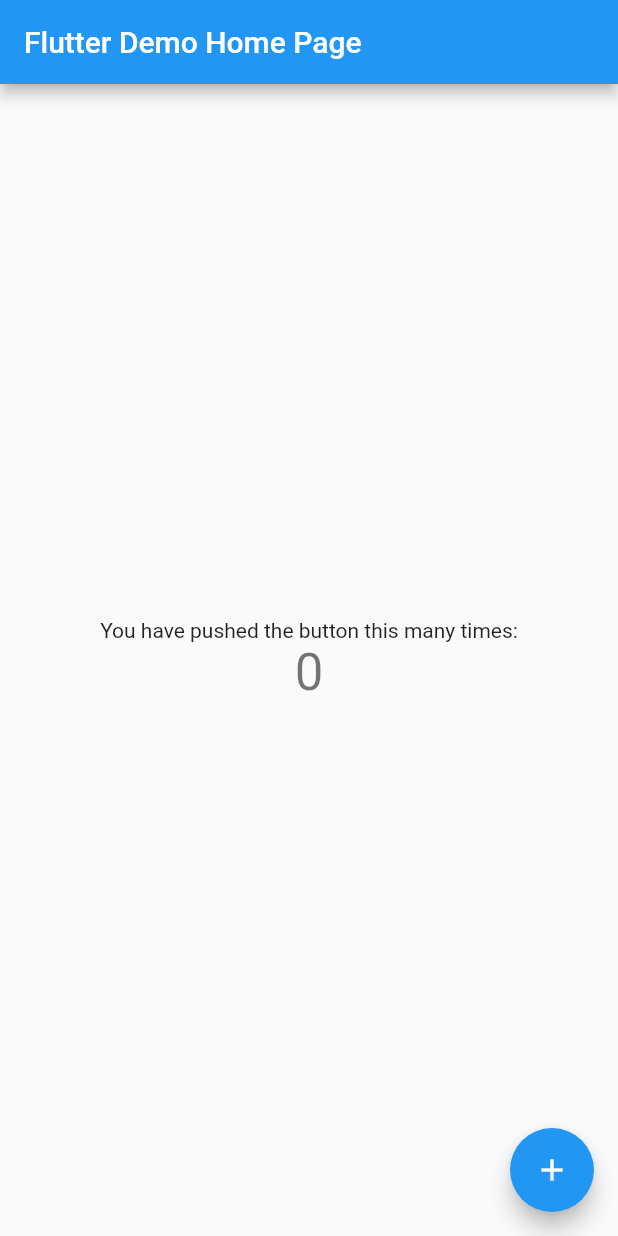
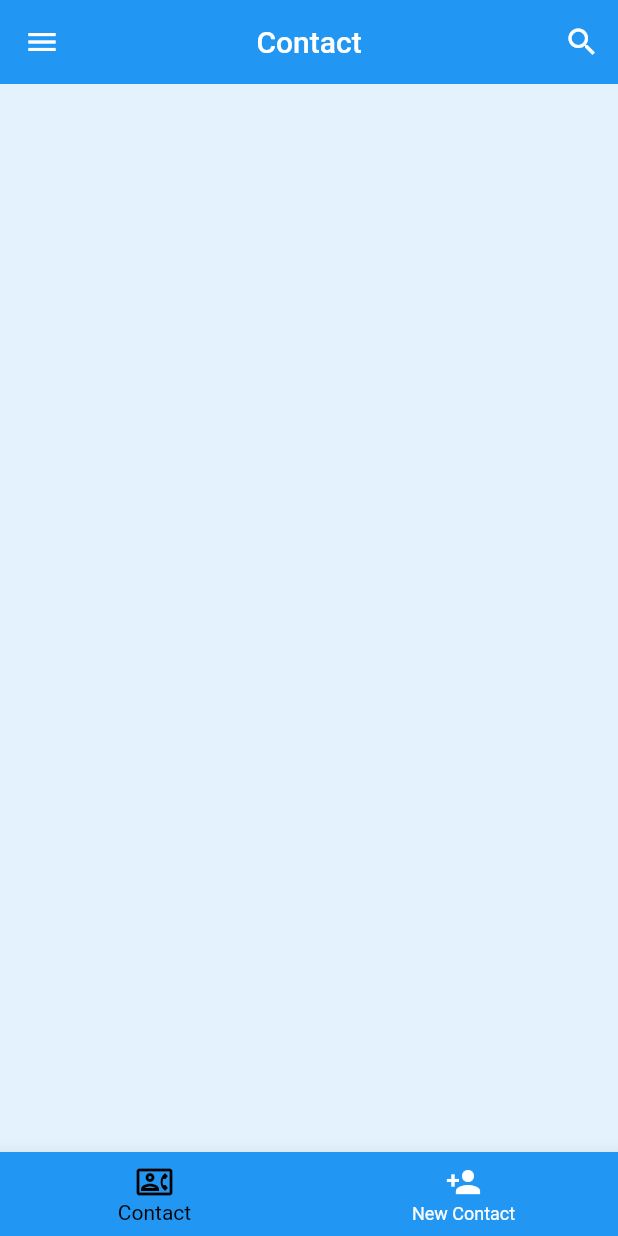
Before and after one commit to achmadfaizalawi/flutter_week4_form, a Flutter app: the screen it shows after launch, on a phone screen of 412 x 824 dp. Run offline on Flutter 3.47's test engine with Material 2 defaults, Android fonts, the phone set to English and light mode, and no system bars.

Commit message:
Update Development Branch

```diff
--- /dev/null
+++ b/lib/data/contact_data/contact_data.dart
@@ -0,0 +1,28 @@
+class ContactData{
+  List data = [];
+
+  List<String> userName = List.empty(growable: true);
+  List getUsernameContactData() {
+
+    for (var getUsername in data) {
+      userName.add(getUsername['username']);
+    }
+    return userName;
+  }
+
+  List<String> phone = List.empty(growable: true);
+  List getPhoneContactData() {
+    for (var getPhone in data) {
+      phone.add(getPhone['phone']);
+    }
+    return phone;
+  }
+
+  void addDataUserName(String name){
+    data.add(name);
+  }
+
+  void addDataPhone(String phone){
+    data.add(phone);
+  }
+}
--- /dev/null
+++ b/lib/features/bottom_navigation_bar/ui/bottom_navigation_bar.dart
@@ -0,0 +1,59 @@
+import 'package:flutter/material.dart';
+import '../../homepage/ui/homepage.dart';
+import '../../new_contact_page/ui/new_contact_page.dart';
+
+class MyApp extends StatefulWidget {
+  const MyApp({super.key});
+
+  @override
+  State<MyApp> createState() => _MyAppState();
+}
+
+class _MyAppState extends State<MyApp> {
+  late int selectedIndex;
+
+  @override
+  void initState() {
+    selectedIndex = 0;
+    super.initState();
+  }
+
+  final List page = [
+    const MyHomePage(),
+    const NewContactPage()
+  ];
+
+  // This widget is the root of your application.
+  @override
+  Widget build(BuildContext context) {
+    return MaterialApp(
+      home: Scaffold(
+        body: Center(
+          child: page.elementAt(selectedIndex)
+        ),
+        bottomNavigationBar: BottomNavigationBar(
+          items: const <BottomNavigationBarItem>[
+          BottomNavigationBarItem(
+            icon: Icon(Icons.contact_phone_outlined),
+            label: 'Contact',
+          ),
+          BottomNavigationBarItem(
+            icon: Icon(Icons.person_add),
+            label: 'New Contact',
+          ),
+        ],
+        backgroundColor: Colors.blue,
+        selectedItemColor: Colors.black,
+        unselectedItemColor: Colors.white,
+        elevation: 10,
+        currentIndex: selectedIndex,
+        onTap: (value) {
+          setState(() {
+            selectedIndex = value;
+          });
+        },
+      ),
+      ),
+    );
+  }
+}
--- /dev/null
+++ b/lib/features/homepage/ui/homepage.dart
@@ -0,0 +1,86 @@
+import 'package:flutter/material.dart';
+import '../../../data/contact_data/contact_data.dart';
+
+class MyHomePage extends StatefulWidget {
+  const MyHomePage({Key? key}) : super(key: key);
+
+  @override
+  State<MyHomePage> createState() => _MyHomePageState();
+}
+
+class _MyHomePageState extends State<MyHomePage> {
+
+  final ContactData contact = ContactData();
+
+  @override
+  Widget build(BuildContext context) {
+    return MaterialApp(
+      home: Scaffold(
+        backgroundColor: Colors.blue[50],
+        appBar: AppBar(
+          title: const Text("Contact"),
+          centerTitle: true,
+          elevation: 0,
+          leading: IconButton(
+            onPressed: (){},
+            icon: const Icon(Icons.menu)),
+            actions: [
+              IconButton(
+                onPressed: (){},
+                icon: const Icon(Icons.search))
+            ],
+        ),
+        body: Column(
+          children: [
+            Expanded(
+              child: Container(
+                padding: const EdgeInsets.all(5),
+                child: ListView.builder(
+                  itemCount: contact.data.length,
+                  shrinkWrap: true,
+                  itemBuilder: (context, index) {
+                    return Container(
+                      margin: const EdgeInsets.all(4),
+                      child: SizedBox(
+                        height: 80,
+                        width: 50,
+                        child: ElevatedButton(
+                          style: ElevatedButton.styleFrom(
+                            padding: const EdgeInsets.only(left: 5),
+                            backgroundColor: Colors.blue[100],
+                            shape: RoundedRectangleBorder(
+                              borderRadius: BorderRadius.circular(10)),
+                          ),
+                          onPressed: (){},
+                          child: ListTile(
+                            leading: CircleAvatar(
+                              backgroundColor: Colors.blue,
+                              maxRadius: 25,
+                              child: Text(
+                                contact.getUsernameContactData()[index][0].toString().toUpperCase(),
+                              style: const TextStyle(
+                                fontSize: 20,
+                                color: Colors.white),
+                              ),
+                            ),
+                            title: Text(contact.getUsernameContactData()[index],
+                            style: const TextStyle(
+                              fontSize: 18),
+                            ),
+                            subtitle: Text(contact.getPhoneContactData()[index],
+                            style: const TextStyle(
+                              fontSize: 16),
+                            ),
+                          ),
+                        ),
+                      ),
+                    );
+                  }),
+              ),
+            ),
+          ],
+        ),
+      )
+    );
+  }
+}
--- a/lib/main.dart
+++ b/lib/main.dart
@@ -1,115 +1,6 @@
 import 'package:flutter/material.dart';
+import 'features/bottom_navigation_bar/ui/bottom_navigation_bar.dart';
 
 void main() {
   runApp(const MyApp());
 }
-
-class MyApp extends StatelessWidget {
-  const MyApp({super.key});
-
-  // This widget is the root of your application.
-  @override
-  Widget build(BuildContext context) {
-    return MaterialApp(
-      title: 'Flutter Demo',
-      theme: ThemeData(
-        // This is the theme of your application.
-        //
-        // Try running your application with "flutter run". You'll see the
-        // application has a blue toolbar. Then, without quitting the app, try
-        // changing the primarySwatch below to Colors.green and then invoke
-        // "hot reload" (press "r" in the console where you ran "flutter run",
-        // or simply save your changes to "hot reload" in a Flutter IDE).
-        // Notice that the counter didn't reset back to zero; the application
-        // is not restarted.
-        primarySwatch: Colors.blue,
-      ),
-      home: const MyHomePage(title: 'Flutter Demo Home Page'),
-    );
-  }
-}
-
-class MyHomePage extends StatefulWidget {
-  const MyHomePage({super.key, required this.title});
-
-  // This widget is the home page of your application. It is stateful, meaning
-  // that it has a State object (defined below) that contains fields that affect
-  // how it looks.
-
-  // This class is the configuration for the state. It holds the values (in this
-  // case the title) provided by the parent (in this case the App widget) and
-  // used by the build method of the State. Fields in a Widget subclass are
-  // always marked "final".
-
-  final String title;
-
-  @override
-  State<MyHomePage> createState() => _MyHomePageState();
-}
-
-class _MyHomePageState extends State<MyHomePage> {
-  int _counter = 0;
-
-  void _incrementCounter() {
-    setState(() {
-      // This call to setState tells the Flutter framework that something has
-      // changed in this State, which causes it to rerun the build method below
-      // so that the display can reflect the updated values. If we changed
-      // _counter without calling setState(), then the build method would not be
-      // called again, and so nothing would appear to happen.
-      _counter++;
-    });
-  }
-
-  @override
-  Widget build(BuildContext context) {
-    // This method is rerun every time setState is called, for instance as done
-    // by the _incrementCounter method above.
-    //
-    // The Flutter framework has been optimized to make rerunning build methods
-    // fast, so that you can just rebuild anything that needs updating rather
-    // than having to individually change instances of widgets.
-    return Scaffold(
-      appBar: AppBar(
-        // Here we take the value from the MyHomePage object that was created by
-        // the App.build method, and use it to set our appbar title.
-        title: Text(widget.title),
-      ),
-      body: Center(
-        // Center is a layout widget. It takes a single child and positions it
-        // in the middle of the parent.
-        child: Column(
-          // Column is also a layout widget. It takes a list of children and
-          // arranges them vertically. By default, it sizes itself to fit its
-          // children horizontally, and tries to be as tall as its parent.
-          //
-          // Invoke "debug painting" (press "p" in the console, choose the
-          // "Toggle Debug Paint" action from the Flutter Inspector in Android
-          // Studio, or the "Toggle Debug Paint" command in Visual Studio Code)
-          // to see the wireframe for each widget.
-          //
-          // Column has various properties to control how it sizes itself and
-          // how it positions its children. Here we use mainAxisAlignment to
-          // center the children vertically; the main axis here is the vertical
-          // axis because Columns are vertical (the cross axis would be
-          // horizontal).
-          mainAxisAlignment: MainAxisAlignment.center,
-          children: <Widget>[
-            const Text(
-              'You have pushed the button this many times:',
-            ),
-            Text(
-              '$_counter',
-              style: Theme.of(context).textTheme.headlineMedium,
-            ),
-          ],
-        ),
-      ),
-      floatingActionButton: FloatingActionButton(
-        onPressed: _incrementCounter,
-        tooltip: 'Increment',
-        child: const Icon(Icons.add),
-      ), // This trailing comma makes auto-formatting nicer for build methods.
-    );
-  }
-}
```
Also changed, not shown: lib/features/new_contact_page/ui/new_contact_page.dart (added, +133 -0 lines), 1 other file.
